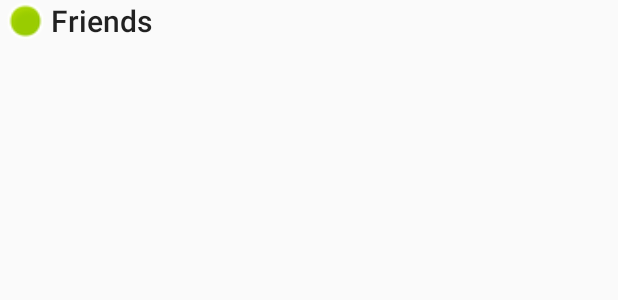
After one commit to skoliver89/listen, an Android app: the layout list_item.xml on its own in the app's theme, with its tools: preview values and no code run, on a phone screen of 412 x 824 dp. The commit adds this screen. Shown: the top 300 px of the screen. Run offline under Robolectric (Android 15) with nearby library versions, the phone set to English and light mode, and no system bars.

Commit message:
Populate friends list view dynamically

```diff
--- a/listen_app/app/src/main/AndroidManifest.xml
+++ b/listen_app/app/src/main/AndroidManifest.xml
@@ -33,6 +33,7 @@
                 android:name="android.support.PARENT_ACTIVITY"
                 android:value=".ProfileActivity" />
         </activity>
+
     </application>
 
 </manifest>
--- a/listen_app/app/src/main/java/com/example/listen/MenuActivity.java
+++ b/listen_app/app/src/main/java/com/example/listen/MenuActivity.java
@@ -10,8 +10,6 @@ import android.view.MenuItem;
 import com.firebase.ui.auth.AuthUI;
 import com.google.android.gms.tasks.OnCompleteListener;
 import com.google.android.gms.tasks.Task;
-import com.google.firebase.auth.FirebaseAuth;
-import com.google.firebase.auth.FirebaseUser;
 
 public class MenuActivity extends AppCompatActivity {
 
--- a/listen_app/app/src/main/java/com/example/listen/ProfileActivity.java
+++ b/listen_app/app/src/main/java/com/example/listen/ProfileActivity.java
@@ -6,7 +6,6 @@ import android.support.annotation.NonNull;
 import android.support.design.widget.FloatingActionButton;
 import android.util.Log;
 import android.view.View;
-import android.widget.Button;
 import android.widget.TextView;
 
 import com.google.android.gms.tasks.OnCompleteListener;
--- a/listen_app/app/src/main/res/layout/activity_friends.xml
+++ b/listen_app/app/src/main/res/layout/activity_friends.xml
@@ -24,7 +24,7 @@
             android:textStyle="bold" />
 
         <android.support.v7.widget.RecyclerView
-            android:id="@+id/friendsList"
+            android:id="@+id/friends_list"
             android:layout_width="match_parent"
             android:layout_height="match_parent"
             android:scrollbars="vertical" />
--- /dev/null
+++ b/listen_app/app/src/main/res/layout/list_item.xml
@@ -0,0 +1,34 @@
+<?xml version="1.0" encoding="utf-8"?>
+<RelativeLayout xmlns:android="http://schemas.android.com/apk/res/android"
+    xmlns:app="http://schemas.android.com/apk/res-auto"
+    android:layout_width="wrap_content"
+    android:layout_height="wrap_content">
+
+    <TextView
+        android:id="@+id/fl_alias_text"
+        android:layout_width="wrap_content"
+        android:layout_height="wrap_content"
+        android:layout_alignParentTop="true"
+        android:layout_toEndOf="@+id/fl_status"
+        android:text="@string/friends"
+        android:textAppearance="@style/TextAppearance.AppCompat.Title"
+        android:layout_toRightOf="@+id/fl_status" />
+
+    <ImageView
+        android:id="@+id/fl_status"
+        android:layout_width="34dp"
+        android:layout_height="28dp"
+        android:layout_alignParentLeft="true"
+        android:layout_alignParentStart="true"
+        android:layout_alignParentTop="true"
+        android:layout_marginTop="0dp"
+        android:contentDescription="@string/status_desc"
+        app:srcCompat="@android:drawable/presence_online" />
+
+    <Space
+        android:layout_width="match_parent"
+        android:layout_height="26dp"
+        android:layout_alignParentStart="true"
+        android:layout_below="@+id/fl_alias_text" />
+
+</RelativeLayout>
--- a/listen_app/app/src/main/res/values/dimens.xml
+++ /dev/null
@@ -1,5 +0,0 @@
-<resources>
-    <dimen name="app_bar_height">180dp</dimen>
-    <dimen name="fab_margin">16dp</dimen>
-    <dimen name="text_margin">16dp</dimen>
-</resources>
--- a/listen_app/app/src/main/res/values/strings.xml
+++ b/listen_app/app/src/main/res/values/strings.xml
@@ -12,4 +12,5 @@
     <string name="bioFieldHint">Bio: What is special about you?</string>
     <string name="delete">Delete</string>
     <string name="friends">Friends</string>
+    <string name="status_desc">Status Icon Image</string>
 </resources>
```
Also changed, not shown: listen_app/app/src/main/java/com/example/listen/Friends.java (added, +29 -0 lines), listen_app/app/src/main/java/com/example/listen/FriendsActivity.java (+39 -28 lines), listen_app/app/src/main/java/com/example/listen/FriendsListAdapter.java (added, +48 -0 lines), listen_app/app/src/main/java/com/example/listen/MainActivity.java (+0 -9 lines).
